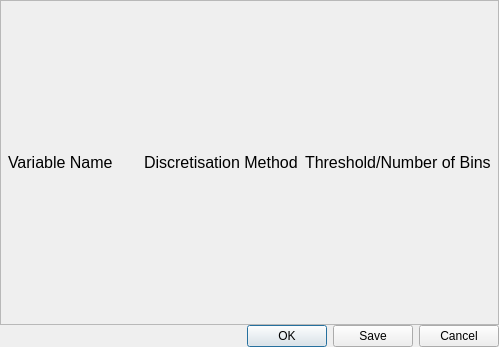
The window that gui/discretisationselection.ui (unisb-bioinf/causaltrail) describes before a commit, drawn with Qt 5.
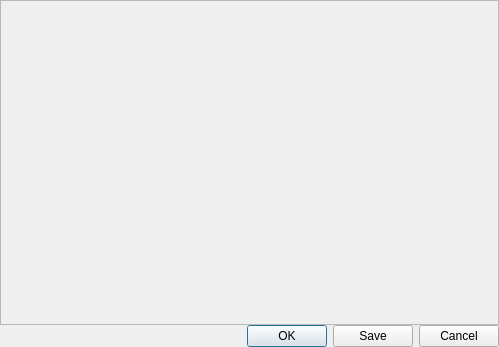
The same window after the commit.

Commit message: Fix discretisationSelection and allow to load methods.

The edit to the form file:
```diff
--- a/gui/discretisationselection.ui
+++ b/gui/discretisationselection.ui
@@ -10,12 +10,6 @@
     <height>347</height>
    </rect>
   </property>
-  <property name="sizePolicy">
-   <sizepolicy hsizetype="Minimum" vsizetype="Minimum">
-    <horstretch>0</horstretch>
-    <verstretch>0</verstretch>
-   </sizepolicy>
-  </property>
   <property name="windowTitle">
    <string>Select Discretisation Methods</string>
   </property>
@@ -41,7 +35,7 @@
    <item>
     <widget class="QScrollArea" name="scrollArea">
      <property name="sizePolicy">
-      <sizepolicy hsizetype="Minimum" vsizetype="Minimum">
+      <sizepolicy hsizetype="MinimumExpanding" vsizetype="Expanding">
        <horstretch>0</horstretch>
        <verstretch>0</verstretch>
       </sizepolicy>
@@ -61,12 +55,6 @@
         <height>310</height>
        </rect>
       </property>
-      <property name="sizePolicy">
-       <sizepolicy hsizetype="Minimum" vsizetype="Minimum">
-        <horstretch>0</horstretch>
-        <verstretch>0</verstretch>
-       </sizepolicy>
-      </property>
       <layout class="QVBoxLayout" name="verticalLayout">
        <property name="spacing">
         <number>0</number>
@@ -91,93 +79,6 @@
          <property name="sizeConstraint">
           <enum>QLayout::SetMinimumSize</enum>
          </property>
-         <property name="leftMargin">
-          <number>7</number>
-         </property>
-         <property name="topMargin">
-          <number>7</number>
-         </property>
-         <property name="rightMargin">
-          <number>7</number>
-         </property>
-         <property name="bottomMargin">
-          <number>7</number>
-         </property>
-         <property name="horizontalSpacing">
-          <number>7</number>
-         </property>
-         <item row="0" column="0">
-          <widget class="QLabel" name="label">
-           <property name="sizePolicy">
-            <sizepolicy hsizetype="Expanding" vsizetype="Fixed">
-             <horstretch>0</horstretch>
-             <verstretch>0</verstretch>
-            </sizepolicy>
-           </property>
-           <property name="maximumSize">
-            <size>
-             <width>16777215</width>
-             <height>20</height>
-            </size>
-           </property>
-           <property name="font">
-            <font>
-             <pointsize>12</pointsize>
-            </font>
-           </property>
-           <property name="text">
-            <string>Variable Name</string>
-           </property>
-          </widget>
-         </item>
-         <item row="0" column="1">
-          <widget class="QLabel" name="label_2">
-           <property name="sizePolicy">
-            <sizepolicy hsizetype="Expanding" vsizetype="Minimum">
-             <horstretch>0</horstretch>
-             <verstretch>0</verstretch>
-            </sizepolicy>
-           </property>
-           <property name="maximumSize">
-            <size>
-             <width>16777215</width>
-             <height>20</height>
-            </size>
-           </property>
-           <property name="font">
-            <font>
-             <pointsize>12</pointsize>
-            </font>
-           </property>
-           <property name="text">
-            <string>Discretisation Method</string>
-           </property>
-          </widget>
-         </item>
-         <item row="0" column="2">
-          <widget class="QLabel" name="label_3">
-           <property name="sizePolicy">
-            <sizepolicy hsizetype="Expanding" vsizetype="Fixed">
-             <horstretch>0</horstretch>
-             <verstretch>0</verstretch>
-            </sizepolicy>
-           </property>
-           <property name="maximumSize">
-            <size>
-             <width>16777215</width>
-             <height>20</height>
-            </size>
-           </property>
-           <property name="font">
-            <font>
-             <pointsize>12</pointsize>
-            </font>
-           </property>
-           <property name="text">
-            <string>Threshold/Number of Bins</string>
-           </property>
-          </widget>
-         </item>
         </layout>
        </item>
       </layout>
```
The commit also changes 4 other files.
